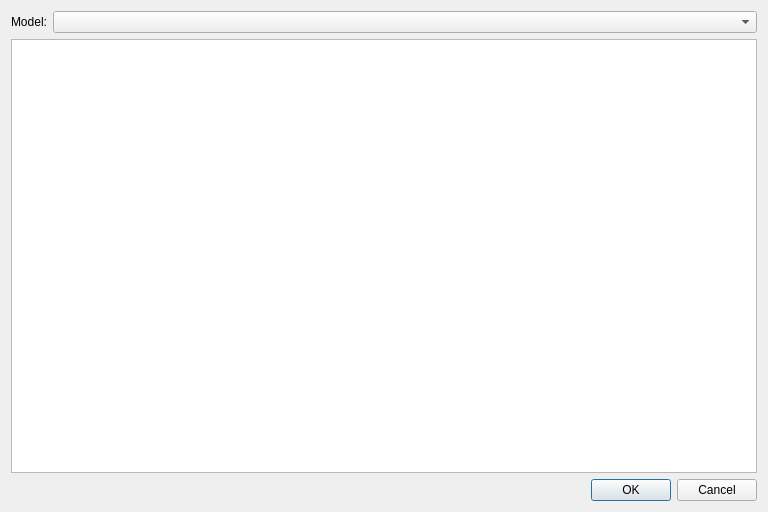
Qt form source/application/widgets/AirDialog.ui (CST-Modelling-Tools/TonatiuhPP) before a commit.
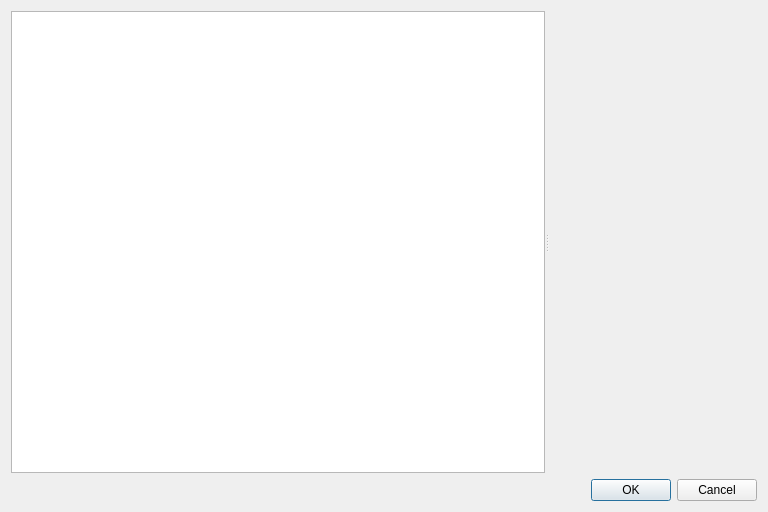
The same form after that commit. Custom widgets are drawn as their Qt base class.

Commit message: Air with CustomPlot

Diff of the .ui file:
```diff
--- a/source/application/widgets/AirDialog.ui
+++ b/source/application/widgets/AirDialog.ui
@@ -15,21 +15,20 @@
   </property>
   <layout class="QVBoxLayout" name="verticalLayout">
    <item>
-    <layout class="QHBoxLayout" name="horizontalLayout" stretch="0,1">
-     <item>
-      <widget class="QLabel" name="label">
-       <property name="text">
-        <string>Model:</string>
-       </property>
-      </widget>
-     </item>
-     <item>
-      <widget class="QComboBox" name="comboBox"/>
-     </item>
-    </layout>
-   </item>
-   <item>
-    <widget class="ParametersView" name="airParameters"/>
+    <widget class="QSplitter" name="splitter">
+     <property name="orientation">
+      <enum>Qt::Horizontal</enum>
+     </property>
+     <widget class="ParametersView" name="airParameters"/>
+     <widget class="QCustomPlot" name="customPlot" native="true">
+      <property name="sizePolicy">
+       <sizepolicy hsizetype="Preferred" vsizetype="Expanding">
+        <horstretch>0</horstretch>
+        <verstretch>0</verstretch>
+       </sizepolicy>
+      </property>
+     </widget>
+    </widget>
    </item>
    <item>
     <widget class="QDialogButtonBox" name="buttonBox">
@@ -49,6 +48,12 @@
    <extends>QTreeView</extends>
    <header>parameters/ParametersView.h</header>
   </customwidget>
+  <customwidget>
+   <class>QCustomPlot</class>
+   <extends>QWidget</extends>
+   <header>libraries/QCustomPlot/qcustomplot.h</header>
+   <container>1</container>
+  </customwidget>
  </customwidgets>
  <resources/>
  <connections>
```
The commit also changes 27 other files.
